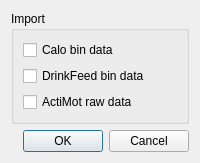
TSE-Systems/tse-analytics, file tse_analytics/modules/phenomaster/views/import_tse_dialog.ui: the form before one commit.
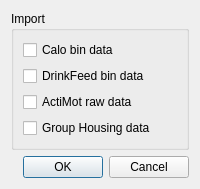
The form after the commit.

Diff of the .ui file:
```diff
--- a/tse_analytics/modules/phenomaster/views/import_tse_dialog.ui
+++ b/tse_analytics/modules/phenomaster/views/import_tse_dialog.ui
@@ -36,6 +36,13 @@
           </property>
          </widget>
         </item>
+        <item>
+         <widget class="QCheckBox" name="checkBoxGroupHousing">
+          <property name="text">
+           <string>Group Housing data</string>
+          </property>
+         </widget>
+        </item>
        </layout>
       </widget>
      </item>
```
